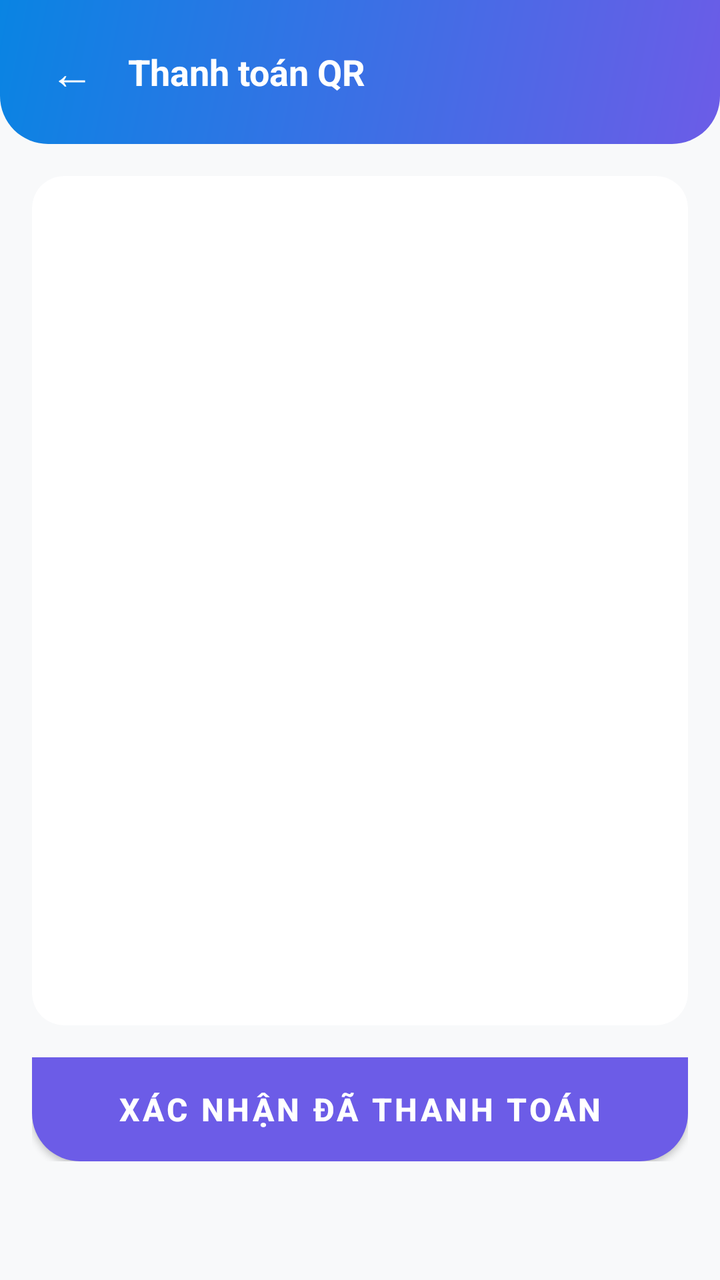
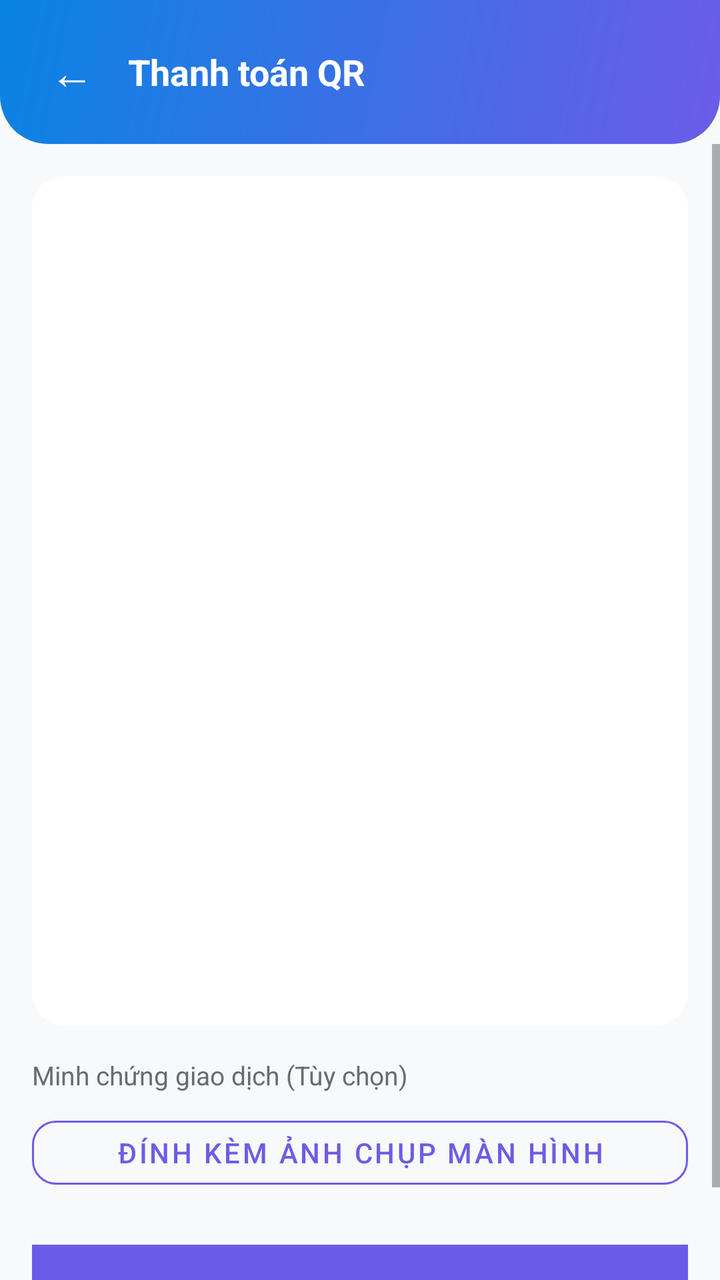

Compare the two renders of this Android layout. The source of the first and the diff that turns it into the second are given below.
<!-- AndroidManifest.xml: application theme Theme.SmartBoarding -->
<!-- res/layout/activity_payment.xml -->
<?xml version="1.0" encoding="utf-8"?>
<LinearLayout xmlns:android="http://schemas.android.com/apk/res/android"
    xmlns:app="http://schemas.android.com/apk/res-auto"
    android:layout_width="match_parent"
    android:layout_height="match_parent"
    android:background="@color/bg_light"
    android:orientation="vertical">

    
    <LinearLayout
        android:layout_width="match_parent"
        android:layout_height="wrap_content"
        android:background="@drawable/gradient_header"
        android:gravity="center_vertical"
        android:orientation="horizontal"
        android:padding="16dp"
        android:paddingTop="40dp">

        <TextView
            android:id="@+id/btnBack"
            android:layout_width="40dp"
            android:layout_height="40dp"
            android:gravity="center"
            android:text="←"
            android:textColor="@color/white"
            android:textSize="22sp" />

        <TextView
            android:layout_width="0dp"
            android:layout_height="wrap_content"
            android:layout_marginStart="8dp"
            android:layout_weight="1"
            android:text="Thanh toán QR"
            android:textColor="@color/white"
            android:textSize="18sp"
            android:textStyle="bold" />
    </LinearLayout>

    
    <ScrollView
        android:layout_width="match_parent"
        android:layout_height="0dp"
        android:layout_weight="1">

        <LinearLayout
            android:layout_width="match_parent"
            android:layout_height="wrap_content"
            android:orientation="vertical"
            android:padding="16dp">

            
            <LinearLayout
                android:id="@+id/layoutQr"
                android:layout_width="match_parent"
                android:layout_height="wrap_content"
                android:orientation="vertical">

                <androidx.cardview.widget.CardView
                    android:layout_width="match_parent"
                    android:layout_height="wrap_content"
                    android:layout_marginBottom="16dp"
                    app:cardCornerRadius="16dp"
                    app:cardElevation="2dp">

                    <LinearLayout
                        android:layout_width="match_parent"
                        android:layout_height="wrap_content"
                        android:gravity="center"
                        android:orientation="vertical"
                        android:padding="20dp">

                        <TextView
                            android:id="@+id/tvInvoiceInfo"
                            android:layout_width="wrap_content"
                            android:layout_height="wrap_content"
                            android:layout_marginBottom="8dp"
                            android:textColor="@color/text_secondary"
                            android:textSize="14sp" />

                        <TextView
                            android:id="@+id/tvRemainingLabel"
                            android:layout_width="wrap_content"
                            android:layout_height="wrap_content"
                            android:layout_marginBottom="16dp"
                            android:textColor="@color/text_secondary"
                            android:textSize="13sp" />

                        <TextView
                            android:id="@+id/tvAmount"
                            android:layout_width="wrap_content"
                            android:layout_height="wrap_content"
                            android:layout_marginBottom="20dp"
                            android:textColor="@color/purple_primary"
                            android:textSize="28sp"
                            android:textStyle="bold" />

                        <ImageView
                            android:id="@+id/ivQrCode"
                            android:layout_width="240dp"
                            android:layout_height="240dp"
                            android:scaleType="fitCenter" />

                        <TextView
                            android:id="@+id/tvQrContent"
                            android:layout_width="wrap_content"
                            android:layout_height="wrap_content"
                            android:layout_marginTop="12dp"
                            android:ellipsize="end"
                            android:gravity="center"
                            android:maxLines="2"
                            android:textColor="@color/text_hint"
                            android:textSize="11sp" />
                    </LinearLayout>
                </androidx.cardview.widget.CardView>

                <ProgressBar
                    android:id="@+id/progressBar"
                    android:layout_width="wrap_content"
                    android:layout_height="wrap_content"
                    android:layout_gravity="center"
                    android:visibility="gone" />

                <Button
                    android:id="@+id/btnConfirmPay"
                    android:layout_width="match_parent"
                    android:layout_height="52dp"
                    android:background="@drawable/gradient_button"
                    android:text="Xác nhận đã thanh toán"
                    android:textColor="@color/white"
                    android:textSize="16sp"
                    android:textStyle="bold" />
            </LinearLayout>

            
            <LinearLayout
                android:id="@+id/layoutSuccess"
                android:layout_width="match_parent"
                android:layout_height="wrap_content"
                android:gravity="center"
                android:orientation="vertical"
                android:padding="32dp"
                android:visibility="gone">

                <TextView
                    android:layout_width="wrap_content"
                    android:layout_height="wrap_content"
                    android:layout_marginBottom="16dp"
                    android:text="✅"
                    android:textSize="64sp" />

                <TextView
                    android:layout_width="wrap_content"
                    android:layout_height="wrap_content"
                    android:layout_marginBottom="8dp"
                    android:text="Thanh toán thành công!"
                    android:textColor="@color/green_success"
                    android:textSize="22sp"
                    android:textStyle="bold" />

                <TextView
                    android:id="@+id/tvSuccessAmount"
                    android:layout_width="wrap_content"
                    android:layout_height="wrap_content"
                    android:layout_marginBottom="8dp"
                    android:textColor="@color/text_primary"
                    android:textSize="18sp" />

                <TextView
                    android:id="@+id/tvTransactionId"
                    android:layout_width="wrap_content"
                    android:layout_height="wrap_content"
                    android:layout_marginBottom="32dp"
                    android:textColor="@color/text_secondary"
                    android:textSize="13sp" />

                <Button
                    android:id="@+id/btnDone"
                    android:layout_width="match_parent"
                    android:layout_height="52dp"
                    android:background="@drawable/gradient_button"
                    android:text="Xong"
                    android:textColor="@color/white" />
            </LinearLayout>

        </LinearLayout>
    </ScrollView>

</LinearLayout>
<!-- resources referenced by this layout -->
<resources>
  <color name="bg_light">#F8F9FA</color>
  <color name="green_success">#00B894</color>
  <color name="purple_primary">#6C5CE7</color>
  <color name="text_hint">#B2BEC3</color>
  <color name="text_primary">#2D3436</color>
  <color name="text_secondary">#636E72</color>
  <color name="white">#FFFFFF</color>
  <!-- drawable gradient_button (drawable) -->
  <?xml version="1.0" encoding="utf-8"?>
  <shape xmlns:android="http://schemas.android.com/apk/res/android">
      <gradient
          android:startColor="#6C5CE7"
          android:endColor="#0984E3"
          android:angle="135"
          android:type="linear"/>
      <corners android:bottomLeftRadius="24dp" android:bottomRightRadius="24dp"/>
  </shape>
  <!-- drawable gradient_header (drawable) -->
  <?xml version="1.0" encoding="utf-8"?>
  <shape xmlns:android="http://schemas.android.com/apk/res/android">
      <gradient
          android:startColor="#6C5CE7"
          android:endColor="#0984E3"
          android:angle="135"
          android:type="linear"/>
      <corners android:bottomLeftRadius="24dp" android:bottomRightRadius="24dp"/>
  </shape>
  <style name="Theme.SmartBoarding" parent="Theme.MaterialComponents.Light.NoActionBar">
          <item name="colorPrimary">#6C5CE7</item>
          <item name="colorPrimaryVariant">#5A4BD1</item>
          <item name="colorOnPrimary">#FFFFFF</item>
          <item name="colorSecondary">#0984E3</item>
          <item name="colorOnSecondary">#FFFFFF</item>
          <item name="android:statusBarColor">#5A4BD1</item>
          <item name="android:windowBackground">#F8F9FA</item>
      </style>
</resources>

<!-- the commit's change to res/layout/activity_payment.xml (unified diff, before → after) -->
@@ -113,6 +113,33 @@
                     </LinearLayout>
                 </androidx.cardview.widget.CardView>
 
+                
+                <TextView
+                    android:layout_width="wrap_content"
+                    android:layout_height="wrap_content"
+                    android:layout_marginBottom="8dp"
+                    android:text="Minh chứng giao dịch (Tùy chọn)"
+                    android:textColor="@color/text_secondary"
+                    android:textSize="13sp" />
+
+                <ImageView
+                    android:id="@+id/ivReceipt"
+                    android:layout_width="match_parent"
+                    android:layout_height="180dp"
+                    android:layout_marginBottom="8dp"
+                    android:background="@drawable/bg_input"
+                    android:scaleType="centerCrop"
+                    android:visibility="gone" />
+
+                <Button
+                    android:id="@+id/btnSelectReceipt"
+                    style="@style/Widget.SmartBoarding.Button.Outlined"
+                    android:layout_width="match_parent"
+                    android:layout_height="44dp"
+                    android:layout_marginBottom="24dp"
+                    android:text="Đính kèm ảnh chụp màn hình" />
+                
+
                 <ProgressBar
                     android:id="@+id/progressBar"
                     android:layout_width="wrap_content"
<!-- resource entries referenced after the edit -->
@@ -7,6 +7,15 @@
   <color name="text_primary">#2D3436</color>
   <color name="text_secondary">#636E72</color>
   <color name="white">#FFFFFF</color>
+  <!-- drawable bg_input (drawable) -->
+  <?xml version="1.0" encoding="utf-8"?>
+  <shape xmlns:android="http://schemas.android.com/apk/res/android">
+      <solid android:color="#F8F9FA"/>
+      <stroke
+          android:width="1dp"
+          android:color="#DFE6E9"/>
+      <corners android:radius="12dp"/>
+  </shape>
   <!-- drawable gradient_button (drawable) -->
   <?xml version="1.0" encoding="utf-8"?>
   <shape xmlns:android="http://schemas.android.com/apk/res/android">
@@ -27,6 +36,11 @@
           android:type="linear"/>
       <corners android:bottomLeftRadius="24dp" android:bottomRightRadius="24dp"/>
   </shape>
+  <style name="Widget.SmartBoarding.Button.Outlined" parent="Widget.MaterialComponents.Button.OutlinedButton">
+          <item name="strokeColor">#6C5CE7</item>
+          <item name="android:textColor">#6C5CE7</item>
+          <item name="cornerRadius">12dp</item>
+      </style>
   <style name="Theme.SmartBoarding" parent="Theme.MaterialComponents.Light.NoActionBar">
           <item name="colorPrimary">#6C5CE7</item>
           <item name="colorPrimaryVariant">#5A4BD1</item>
